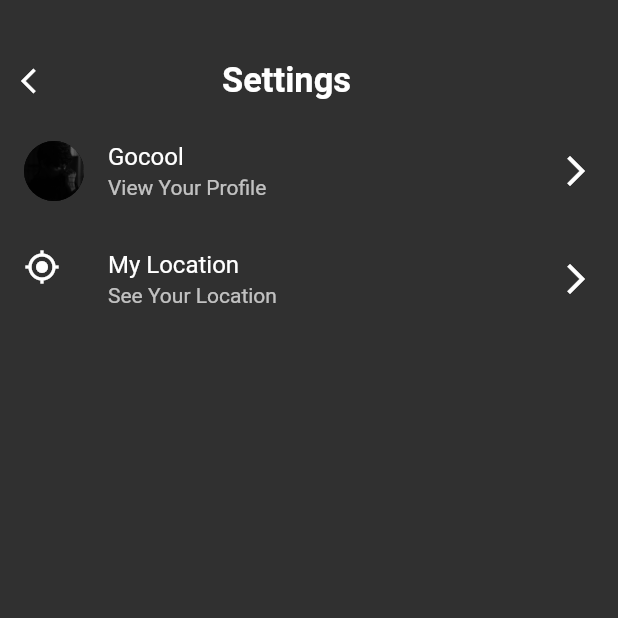
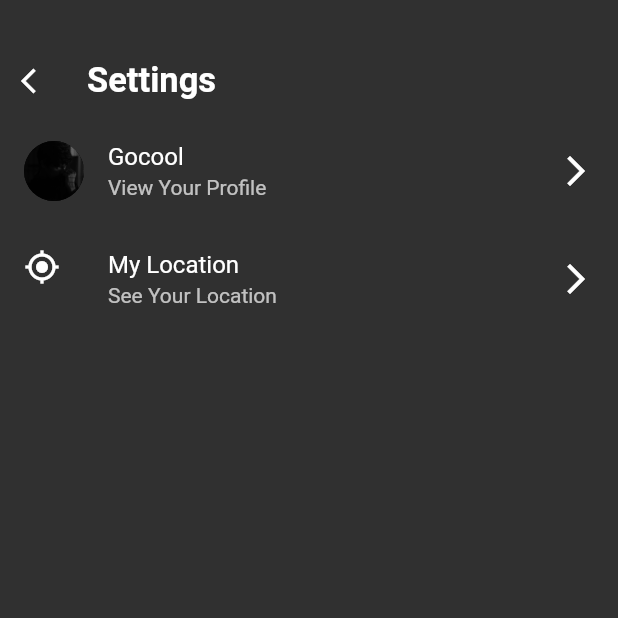
Before and after one commit to Gokulnath7598/spotify_clone, a Flutter app: the screen it shows after launch, after a tap on the "settings" icon, on a phone screen of 412 x 824 dp, the top half of it. Run offline on Flutter 3.47's test engine with Material 2 defaults, Android fonts, the phone set to English and light mode, and no system bars; our stand-ins replace flutter_redux, font_awesome_flutter, geocoding, geolocator, localization, redux and 2 more; network calls fail.

```diff
--- a/lib/Pages/library.dart
+++ b/lib/Pages/library.dart
@@ -1,9 +1,10 @@
 import 'package:flutter/material.dart';
+import 'package:localization/src/localization_extension.dart';
 class Library extends StatelessWidget{
   const Library({Key? key}) : super(key: key);
 
   @override
   Widget build(BuildContext context){
-    return const Center(child: Text('Library'),);
+    return Center(child: Text('Nav_Library'.i18n()),);
   }
 }
--- a/lib/Pages/main.dart
+++ b/lib/Pages/main.dart
@@ -1,5 +1,7 @@
 import 'package:flutter/material.dart';
+import 'package:flutter_localizations/flutter_localizations.dart';
 import 'package:font_awesome_flutter/font_awesome_flutter.dart';
+import 'package:localization/localization.dart';
 import 'package:redux_thunk/redux_thunk.dart';
 import 'package:spotify_clone/model/album.dart';
 import 'package:spotify_clone/model/artist.dart';
@@ -17,8 +19,8 @@ Future<void> main() async {
   final _initState = AppState(name: 'Gocool',
       mail: 'gocool7598@gmail.com',
       tracklist: [const Track(name: 'name', url: 'https://i.scdn.co/image/ab67616d0000b27326597c053b38c9cf93f8f3a9', artistname: 'artistname')],
-      artistlist: [const Artist(name: 'name', url: 'https://i.scdn.co/image/ab6761610000e5eb2dc40ac263ef07c16a95af4e')],
-      albumlist: [const Album(name: 'name', url: 'https://i.scdn.co/image/ab67616d0000b27326597c053b38c9cf93f8f3a9', tracks: [])]);
+      artistlist: [const Artist(name: 'Artist Name', url: 'https://i.scdn.co/image/ab6761610000e5eb2dc40ac263ef07c16a95af4e')],
+      albumlist: [const Album(name: 'Album Name', url: 'https://i.scdn.co/image/ab67616d0000b27326597c053b38c9cf93f8f3a9', tracks: [])]);
   final Store<AppState> _store = Store<AppState>(reducer,initialState: _initState,middleware: [thunkMiddleware]);
   runApp(Myapp(store: _store));
 }
@@ -30,9 +32,37 @@ class Myapp extends StatelessWidget {
 
   @override
   Widget build(BuildContext context) {
+    LocalJsonLocalization.delegate.directories = ['lib/i18n'];
     return  StoreProvider<AppState>(
       store: store,
       child: MaterialApp(
+        localeResolutionCallback: (locale, supportedLocales) {
+          if (supportedLocales.contains(locale)) {
+            return locale;
+          }
+          // define pt_BR as default when de language code is 'pt'
+          if (locale?.languageCode == 'fr') {
+            return Locale('fr', 'FR');
+          }
+          if (locale?.languageCode == 'ta') {
+            return Locale('ta', 'IN');
+          }
+          // default language
+          return Locale('en', 'US');
+        },
+        title: 'Spotify',
+        localizationsDelegates: [
+          // delegate from flutter_localization
+          GlobalMaterialLocalizations.delegate,
+          GlobalWidgetsLocalizations.delegate,
+          GlobalCupertinoLocalizations.delegate,
+          // delegate from localization package.
+          LocalJsonLocalization.delegate,
+        ],
+        supportedLocales:const [
+          Locale('en','US'),
+          Locale('fr','FR'),
+        ],
         debugShowCheckedModeBanner: false,
         home: const HomePage(),
         theme: ThemeData.dark(),
@@ -77,22 +107,22 @@ class _HomePageState extends State<HomePage> {
               show(index);
             });
           }),
-          items: const [
+          items: [
             BottomNavigationBarItem(
-              icon: Icon(Icons.home),
-              label: 'Home',
+              icon: const Icon(Icons.home),
+              label: 'Nav_Home'.i18n(),
             ),
             BottomNavigationBarItem(
-              icon: Icon(Icons.search),
-              label: 'Search',
+              icon: const Icon(Icons.search),
+              label: 'Nav_Search'.i18n(),
             ),
             BottomNavigationBarItem(
-              icon: Icon(Icons.library_music),
-              label: 'Your Library',
+              icon: const Icon(Icons.library_music),
+              label: 'Nav_Library'.i18n(),
             ),
             BottomNavigationBarItem(
-              icon: FaIcon(FontAwesomeIcons.spotify),
-              label: 'Premium',
+              icon: const FaIcon(FontAwesomeIcons.spotify),
+              label: 'Nav_Premium'.i18n(),
             ),
           ]),
       // ),
--- a/lib/Pages/mainpage.dart
+++ b/lib/Pages/mainpage.dart
@@ -1,5 +1,6 @@
 import 'package:flutter/material.dart';
 import 'package:flutter_redux/flutter_redux.dart';
+import 'package:localization/src/localization_extension.dart';
 import 'package:spotify_clone/Pages/settings.dart';
 import 'package:spotify_clone/model/album.dart';
 import 'package:spotify_clone/model/artist.dart';
@@ -33,11 +34,11 @@ class MainPage extends StatelessWidget {
                       children: [
                         Container(
                           padding: const EdgeInsets.all(12),
-                          child: const Align(
+                          child: Align(
                             alignment: Alignment.topLeft,
                             child: Text(
-                              'Albums',
-                              style: TextStyle(
+                              'Title_Albums'.i18n(),
+                              style: const TextStyle(
                                   fontSize: 23.0, fontWeight: FontWeight.bold),
                             ),
                           ),
@@ -144,11 +145,11 @@ class MainPage extends StatelessWidget {
                   children: <Widget>[
                     Container(
                       padding: const EdgeInsets.all(12),
-                      child: const Align(
+                      child: Align(
                         alignment: Alignment.topLeft,
                         child: Text(
-                          'Artists',
-                          style: TextStyle(
+                          'Title_Artists'.i18n(),
+                          style: const TextStyle(
                               fontSize: 23.0, fontWeight: FontWeight.bold),
                         ),
                       ),
@@ -209,7 +210,7 @@ class MainPage extends StatelessWidget {
                             callback();
                             await callback1();
                           },
-                          child: const Text('Load Data'),
+                          child: Text('Load_Buton'.i18n()),
                         );
                       },
                     );
--- a/lib/Pages/premium.dart
+++ b/lib/Pages/premium.dart
@@ -1,9 +1,10 @@
 import 'package:flutter/material.dart';
+import 'package:localization/src/localization_extension.dart';
 class Premium extends StatelessWidget{
   const Premium({Key? key}) : super(key: key);
 
   @override
   Widget build(BuildContext context){
-    return const Center(child: Text('Premium'),);
+    return Center(child: Text('Nav_Premium'.i18n()),);
   }
 }
--- a/lib/Pages/search.dart
+++ b/lib/Pages/search.dart
@@ -1,9 +1,10 @@
 import 'package:flutter/material.dart';
+import 'package:localization/src/localization_extension.dart';
 class SSearch extends StatelessWidget {
   const SSearch({Key? key}) : super(key: key);
 
   @override
   Widget build(BuildContext context) {
-    return const Center(child: Text('Search'),);
+    return Center(child: Text('Nav_Search'.i18n()),);
   }
 }
--- a/lib/Pages/settings.dart
+++ b/lib/Pages/settings.dart
@@ -1,5 +1,6 @@
 import 'package:flutter/material.dart';
 import 'package:flutter_redux/flutter_redux.dart';
+import 'package:localization/src/localization_extension.dart';
 import 'package:spotify_clone/Pages/main.dart';
 import 'package:spotify_clone/Pages/profile.dart';
 import '../model/app_state.dart';
@@ -36,15 +37,15 @@ class Settings extends StatelessWidget {
                           );
                         },
                       ),
-                      const Expanded(
-                        child: Padding(
-                          padding: EdgeInsets.only(left: 100),
-                          child: Text(
-                            'Settings',
-                            style: TextStyle(
+                      const SizedBox(
+                        width: 10,
+                      ),
+                      Expanded(
+                        child: Text(
+                            'Title_Settings'.i18n(),
+                            style: const TextStyle(
                                 fontSize: 23.0, fontWeight: FontWeight.bold),
                           ),
-                        ),
                       ),
                     ],
                   ),
@@ -66,7 +67,7 @@ class Settings extends StatelessWidget {
                             title: Text(
                               state.name.toString(),
                             ),
-                            subtitle: const Text('View Your Profile'),
+                            subtitle: Text('Sub_Title_View_Your_Profile'.i18n()),
                             trailing: const Icon(Icons.arrow_forward_ios),
                           ),
                         ),
@@ -78,14 +79,14 @@ class Settings extends StatelessWidget {
                                   builder: (context) => const Locationpage()),
                             );
                           },
-                          child: const ListTile(
-                            leading: Icon(Icons.my_location_outlined),
+                          child: ListTile(
+                            leading: const Icon(Icons.my_location_outlined),
 
                             title: Text(
-                                'My Location',
+                                'Title_My_Location'.i18n(),
                             ),
-                            subtitle: Text('See Your Location'),
-                            trailing: Icon(Icons.arrow_forward_ios),
+                            subtitle: Text('Sub_Title_Location'.i18n()),
+                            trailing: const Icon(Icons.arrow_forward_ios),
                           ),
                         ),
                       ],
--- a/lib/Pages/tracklist.dart
+++ b/lib/Pages/tracklist.dart
@@ -1,5 +1,6 @@
 import 'package:flutter/material.dart';
 import 'package:flutter_redux/flutter_redux.dart';
+import 'package:localization/src/localization_extension.dart';
 import 'package:spotify_clone/model/tracks.dart';
 import 'package:spotify_clone/spotifyapi/gettracks.dart';
 
@@ -32,7 +33,7 @@ class TrackList extends StatelessWidget {
                 },
               ),
               centerTitle: true,
-              title: const Text('Tracks'),
+              title: Text('Title_Tracks'.i18n()),
             ),
             body: Column(
               //crossAxisAlignment: CrossAxisAlignment.center,
```
Also changed, not shown: lib/Pages/location.dart (+11 -10 lines), lib/Pages/profile.dart (+5 -4 lines), lib/i18n/en_US.json (added, +19 -0 lines), lib/i18n/fr_FR.json (added, +19 -0 lines), lib/i18n/ta_IN.json (added, +19 -0 lines), pubspec.yaml (+6 -2 lines), pubspec.lock, 2 other files.
